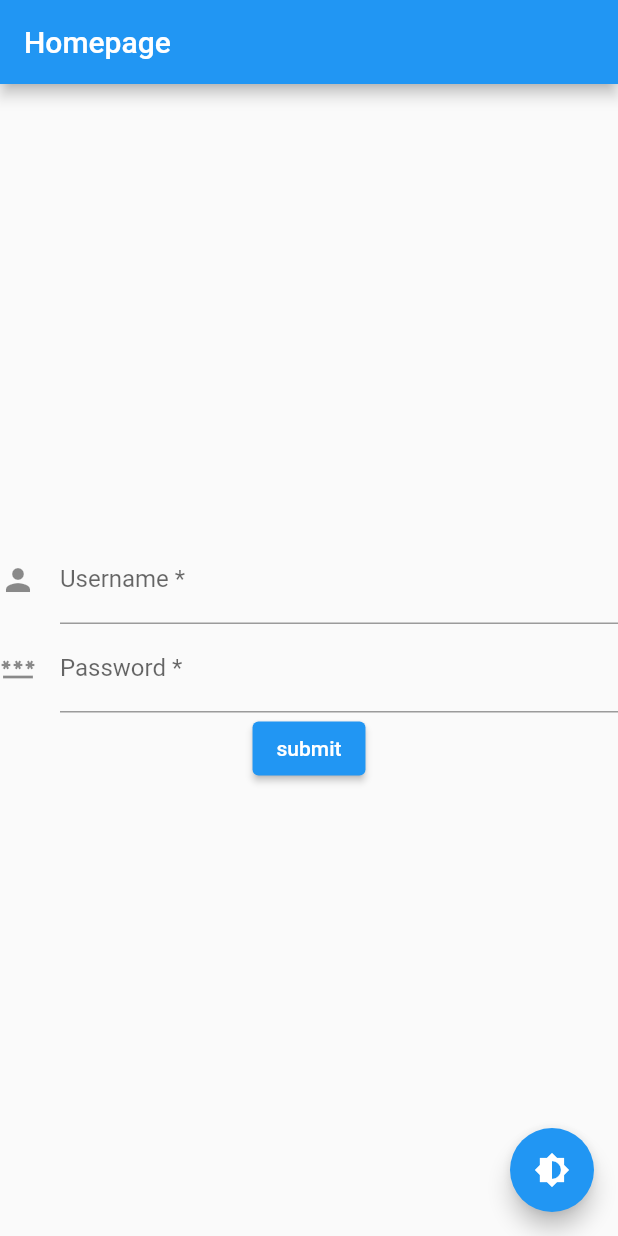
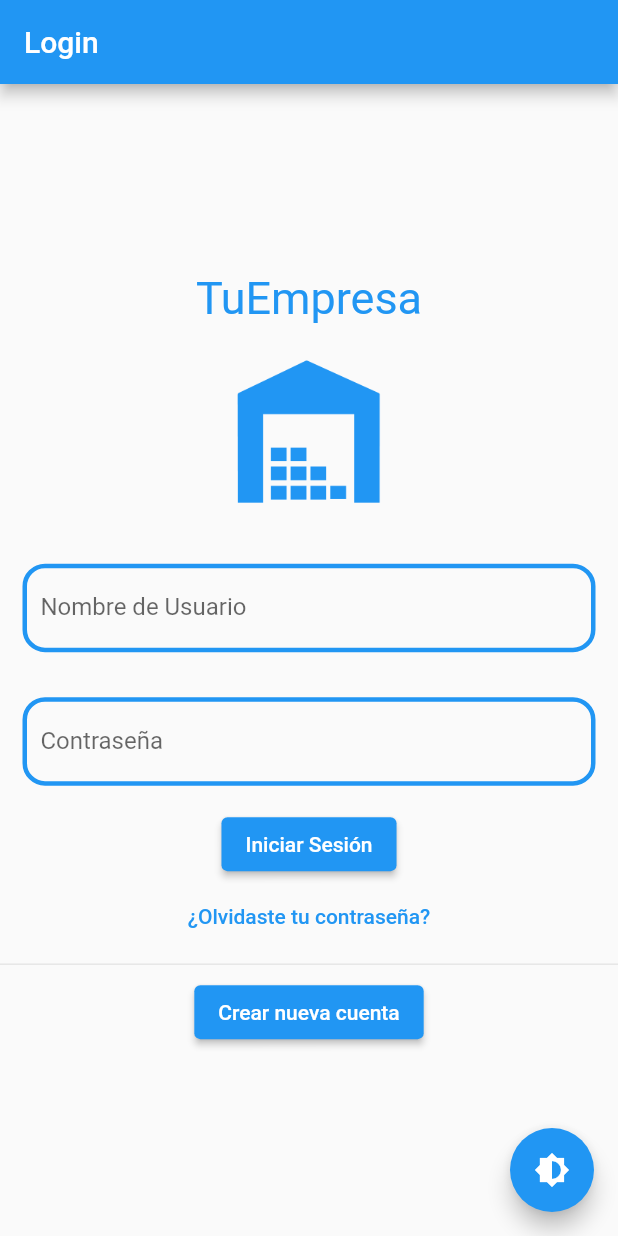
Before and after one commit to luis11181/InventoryAppFlutter, a Flutter app: the screen it shows after launch, on a phone screen of 412 x 824 dp. Run offline on Flutter 3.47's test engine with Material 2 defaults, Android fonts, the phone set to English and light mode, and no system bars; our stand-ins replace equatable, flutter_bloc, get_it.

Commit message:
Se agrega pagina de login

```diff
--- a/tuempresa_ma/lib/src/presentation/app.dart
+++ b/tuempresa_ma/lib/src/presentation/app.dart
@@ -1,6 +1,6 @@
 import 'package:flutter/material.dart';
 import 'package:flutter_bloc/flutter_bloc.dart';
-import 'package:tuempresa_ma/src/presentation/bloc/homeplage_bloc/homepage.dart';
+import 'package:tuempresa_ma/src/presentation/bloc/homeplage_bloc/login_page.dart';
 import 'package:tuempresa_ma/src/presentation/bloc/testpage.dart';
 
 import 'theme_cubit.dart';
@@ -30,7 +30,7 @@ class AppView extends StatelessWidget {
           theme: theme,
           initialRoute: '/',
           routes: {
-            '/': (context) => const Homepage(),
+            '/': (context) => const LoginPage(),
             'testpage': (context) => TestPage(),
           },
         );
--- a/tuempresa_ma/lib/src/presentation/bloc/homeplage_bloc/homepage.dart
+++ /dev/null
@@ -1,17 +0,0 @@
-import 'package:flutter/material.dart';
-import 'package:flutter_bloc/flutter_bloc.dart';
-
-import 'package:tuempresa_ma/src/presentation/bloc/homeplage_bloc/homepage_cubit.dart';
-import 'package:tuempresa_ma/src/presentation/bloc/homeplage_bloc/homepage_view.dart';
-
-class Homepage extends StatelessWidget {
-  const Homepage({Key? key}) : super(key: key);
-
-  @override
-  Widget build(BuildContext context) {
-    return BlocProvider(
-      create: (_) => HomepageCubit(),
-      child: const HomePageView(),
-    );
-  }
-}
--- a/tuempresa_ma/lib/src/presentation/bloc/homeplage_bloc/homepage_state.dart
+++ /dev/null
@@ -1,29 +0,0 @@
-import 'package:equatable/equatable.dart';
-
-class HomepageState extends Equatable {
-  HomepageState()
-      : _username = '',
-        _password = '';
-
-  String _username;
-  String _password;
-
-  String get username {
-    return _username;
-  }
-
-  String get password {
-    return _password;
-  }
-
-  set username(String newName) {
-    _username = newName;
-  }
-
-  set password(String newPassword) {
-    _password = newPassword;
-  }
-
-  @override
-  List<Object?> get props => [_username, _password];
-}
--- a/tuempresa_ma/lib/src/presentation/bloc/homeplage_bloc/homepage_view.dart
+++ /dev/null
@@ -1,58 +0,0 @@
-import 'package:flutter/material.dart';
-import 'package:flutter_bloc/flutter_bloc.dart';
-
-import 'package:tuempresa_ma/src/presentation/bloc/homeplage_bloc/homepage_cubit.dart';
-import 'package:tuempresa_ma/src/presentation/bloc/homeplage_bloc/homepage_state.dart';
-import 'package:tuempresa_ma/src/presentation/theme_cubit.dart';
-
-class HomePageView extends StatelessWidget {
-  /// {@macro app_view}
-  const HomePageView({Key? key}) : super(key: key);
-
-  @override
-  Widget build(BuildContext context) {
-    return Scaffold(
-      appBar: AppBar(title: const Text('Homepage')),
-      body: Center(
-        child: BlocBuilder<HomepageCubit, HomepageState>(
-          builder: (context, state) {
-            return Column(
-              mainAxisAlignment: MainAxisAlignment.center,
-              children: [
-                TextFormField(
-                  decoration: const InputDecoration(
-                    icon: Icon(Icons.person),
-                    hintText: 'username',
-                    labelText: 'Username *',
-                  ),
-                  initialValue: state.username,
-                  onChanged: (text) =>
-                      context.read<HomepageCubit>().inputName(text),
-                ),
-                TextFormField(
-                  obscureText: true,
-                  initialValue: state.password,
-                  decoration: const InputDecoration(
-                    icon: Icon(Icons.password),
-                    hintText: 'password',
-                    labelText: 'Password *',
-                  ),
-                  onChanged: (text) =>
-                      context.read<HomepageCubit>().inputPassword(text),
-                ),
-                ElevatedButton(
-                    onPressed: () =>
-                        context.read<HomepageCubit>().submit(context),
-                    child: Text('submit')),
-              ],
-            );
-          },
-        ),
-      ),
-      floatingActionButton: FloatingActionButton(
-        child: const Icon(Icons.brightness_6),
-        onPressed: () => context.read<ThemeCubit>().toggleTheme(),
-      ),
-    );
-  }
-}
--- /dev/null
+++ b/tuempresa_ma/lib/src/presentation/bloc/homeplage_bloc/login_page.dart
@@ -0,0 +1,17 @@
+import 'package:flutter/material.dart';
+import 'package:flutter_bloc/flutter_bloc.dart';
+
+import 'package:tuempresa_ma/src/presentation/bloc/homeplage_bloc/login_page_cubit.dart';
+import 'package:tuempresa_ma/src/presentation/bloc/homeplage_bloc/login_page_view.dart';
+
+class LoginPage extends StatelessWidget {
+  const LoginPage({Key? key}) : super(key: key);
+
+  @override
+  Widget build(BuildContext context) {
+    return BlocProvider(
+      create: (_) => LoginPageCubit(),
+      child: const LoginPageView(),
+    );
+  }
+}
--- a/tuempresa_ma/lib/src/presentation/bloc/homeplage_bloc/homepage_cubit.dart
+++ b/tuempresa_ma/lib/src/presentation/bloc/homeplage_bloc/login_page_cubit.dart
@@ -1,9 +1,9 @@
 import 'package:flutter/cupertino.dart';
 import 'package:flutter_bloc/flutter_bloc.dart';
-import 'package:tuempresa_ma/src/presentation/bloc/homeplage_bloc/homepage_state.dart';
+import 'package:tuempresa_ma/src/presentation/bloc/homeplage_bloc/login_page_state.dart';
 
-class HomepageCubit extends Cubit<HomepageState> {
-  HomepageCubit() : super(HomepageState());
+class LoginPageCubit extends Cubit<LoginPageState> {
+  LoginPageCubit() : super(LoginPageState());
 
   void inputName(String newName) {
     state.username = newName;
@@ -15,7 +15,7 @@ class HomepageCubit extends Cubit<HomepageState> {
     emit(state);
   }
 
-  void submit(BuildContext context) {
+  void login(BuildContext context) {
     Navigator.pushNamed(context, 'testpage',
         arguments: state.username + ' ' + state.password);
   }
--- /dev/null
+++ b/tuempresa_ma/lib/src/presentation/bloc/homeplage_bloc/login_page_state.dart
@@ -0,0 +1,15 @@
+import 'package:equatable/equatable.dart';
+
+// ignore: must_be_immutable
+class LoginPageState extends Equatable {
+  LoginPageState({
+    this.username = '',
+    this.password = '',
+  });
+
+  String username;
+  String password;
+
+  @override
+  List<Object?> get props => [username, password];
+}
--- /dev/null
+++ b/tuempresa_ma/lib/src/presentation/bloc/homeplage_bloc/login_page_view.dart
@@ -0,0 +1,108 @@
+import 'package:flutter/material.dart';
+import 'package:flutter/services.dart';
+import 'package:flutter_bloc/flutter_bloc.dart';
+
+import 'package:tuempresa_ma/src/presentation/bloc/homeplage_bloc/login_page_cubit.dart';
+import 'package:tuempresa_ma/src/presentation/bloc/homeplage_bloc/login_page_state.dart';
+import 'package:tuempresa_ma/src/presentation/theme_cubit.dart';
+
+class LoginPageView extends StatelessWidget {
+  /// {@macro app_view}
+  const LoginPageView({Key? key}) : super(key: key);
+
+  @override
+  Widget build(BuildContext context) {
+    SystemChrome.setPreferredOrientations([
+      DeviceOrientation.portraitUp,
+      DeviceOrientation.portraitDown,
+    ]);
+    return Scaffold(
+      resizeToAvoidBottomInset: false,
+      appBar: AppBar(title: const Text('Login')),
+      body: BlocBuilder<LoginPageCubit, LoginPageState>(
+        builder: (context, state) {
+          return Column(
+            mainAxisAlignment: MainAxisAlignment.center,
+            children: [
+              Text(
+                'TuEmpresa',
+                style: TextStyle(
+                    fontSize: 30.0,
+                    color: Theme.of(context).colorScheme.primary),
+              ),
+              Image.asset(
+                'assets/img/warehouse-inventory-icon.png',
+                color: Theme.of(context).colorScheme.primary,
+                scale: 8.0,
+              ),
+              Padding(
+                padding: const EdgeInsets.all(15.0),
+                child: TextFormField(
+                  decoration: InputDecoration(
+                    labelText: 'Nombre de Usuario',
+                    enabledBorder: OutlineInputBorder(
+                      borderSide: BorderSide(
+                          width: 3,
+                          color: Theme.of(context).colorScheme.primary),
+                      borderRadius: BorderRadius.circular(15),
+                    ),
+                    focusedBorder: OutlineInputBorder(
+                      borderSide: BorderSide(
+                          width: 3,
+                          color: Theme.of(context).colorScheme.secondary),
+                      borderRadius: BorderRadius.circular(15),
+                    ),
+                  ),
+                  initialValue: state.username,
+                  onChanged: (text) =>
+                      context.read<LoginPageCubit>().inputName(text),
+                ),
+              ),
+              Padding(
+                padding: const EdgeInsets.all(15.0),
+                child: TextFormField(
+                  obscureText: true,
+                  initialValue: state.password,
+                  decoration: InputDecoration(
+                    labelText: 'Contraseña',
+                    enabledBorder: OutlineInputBorder(
+                      borderSide: BorderSide(
+                          width: 3,
+                          color: Theme.of(context).colorScheme.primary),
+                      borderRadius: BorderRadius.circular(15),
+                    ),
+                    focusedBorder: OutlineInputBorder(
+                      borderSide: BorderSide(
+                          width: 3,
+                          color: Theme.of(context).colorScheme.secondary),
+                      borderRadius: BorderRadius.circular(15),
+                    ),
+                  ),
+                  onChanged: (text) =>
+                      context.read<LoginPageCubit>().inputPassword(text),
+                ),
+              ),
+              ElevatedButton(
+                onPressed: () => context.read<LoginPageCubit>().login(context),
+                child: const Text('Iniciar Sesión'),
+              ),
+              TextButton(
+                onPressed: () {},
+                child: const Text('¿Olvidaste tu contraseña?'),
+              ),
+              Divider(),
+              ElevatedButton(
+                onPressed: () {},
+                child: const Text('Crear nueva cuenta'),
+              ),
+            ],
+          );
+        },
+      ),
+      floatingActionButton: FloatingActionButton(
+        child: const Icon(Icons.brightness_6),
+        onPressed: () => context.read<ThemeCubit>().toggleTheme(),
+      ),
+    );
+  }
+}
--- a/tuempresa_ma/pubspec.yaml
+++ b/tuempresa_ma/pubspec.yaml
@@ -27,5 +27,6 @@ dev_dependencies:
 
 
 flutter:
-
+  assets:
+    - assets/img/
   uses-material-design: true
```
Also changed, not shown: tuempresa_ma/assets/img/warehouse-inventory-icon.png (added).
